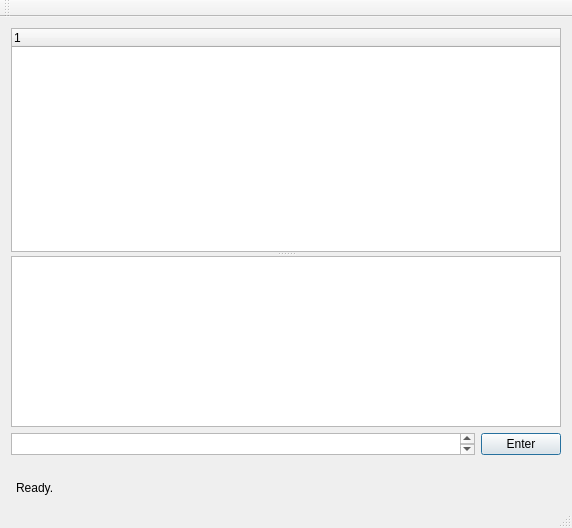
Above: You-GUI/yougui.ui from cs2103aug2014-w10-1c/main before the change. Below: the same form after it.
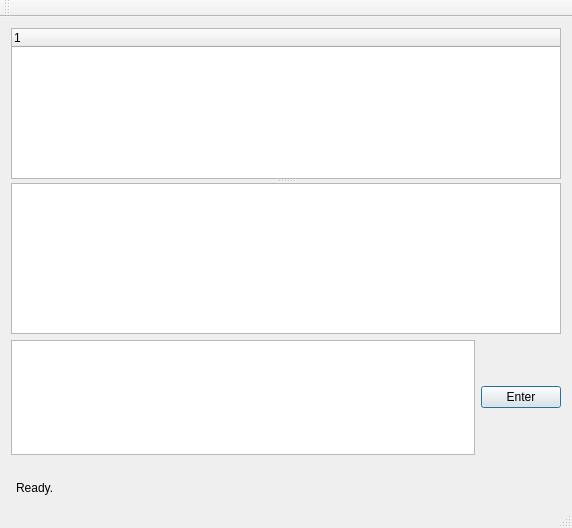
That is the form after the change. Icons and pictures are not drawn.

Commit message:
Auto complete widget added.
Conflicts:
	You-GUI/main_window.cpp

Conflicts:
	You-GUI/yougui.ui

The edit to the form file:
```diff
--- a/You-GUI/yougui.ui
+++ b/You-GUI/yougui.ui
@@ -92,14 +92,7 @@
     <item>
      <layout class="QHBoxLayout" name="horizontalLayout">
       <item>
-       <widget class="QPlainTextEdit" name="commandTextBox">
-        <property name="sizePolicy">
-         <sizepolicy hsizetype="Expanding" vsizetype="Ignored">
-          <horstretch>0</horstretch>
-          <verstretch>0</verstretch>
-         </sizepolicy>
-        </property>
-       </widget>
+       <widget class="QTextEdit" name="commandTextBox"/>
       </item>
       <item>
        <widget class="QPushButton" name="commandEnterButton">
```
The commit also changes 7 other files.
